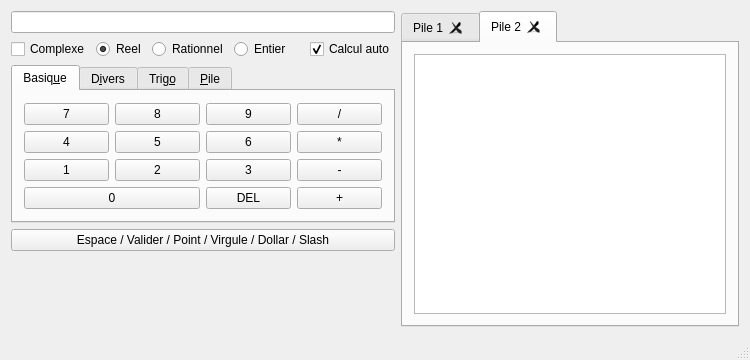
This is ProjetLO21/mainwindow.ui in Pitouli/lo21-ahmed-pitouli as Qt 5 draws it before an edit. The edited form follows.
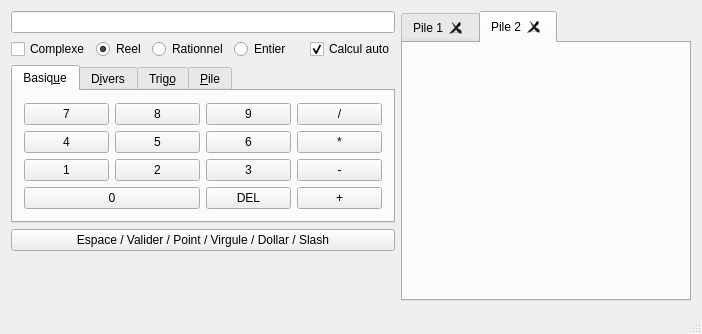
This is the edited form. The open tabs and pages were chosen to show the change.

What changed in the file:
```diff
--- a/ProjetLO21/mainwindow.ui
+++ b/ProjetLO21/mainwindow.ui
@@ -6,8 +6,8 @@
    <rect>
     <x>0</x>
     <y>0</y>
-    <width>750</width>
-    <height>360</height>
+    <width>702</width>
+    <height>334</height>
    </rect>
   </property>
   <property name="windowTitle">
@@ -59,11 +59,7 @@
        <attribute name="title">
         <string>Pile 2</string>
        </attribute>
-       <layout class="QHBoxLayout" name="horizontalLayout_3">
-        <item>
-         <widget class="QListView" name="listView_2"/>
-        </item>
-       </layout>
+       <layout class="QHBoxLayout" name="horizontalLayout_3"/>
       </widget>
      </widget>
     </item>
```
Left out of the diff: 10 changed lines with no effect on the pictures.
